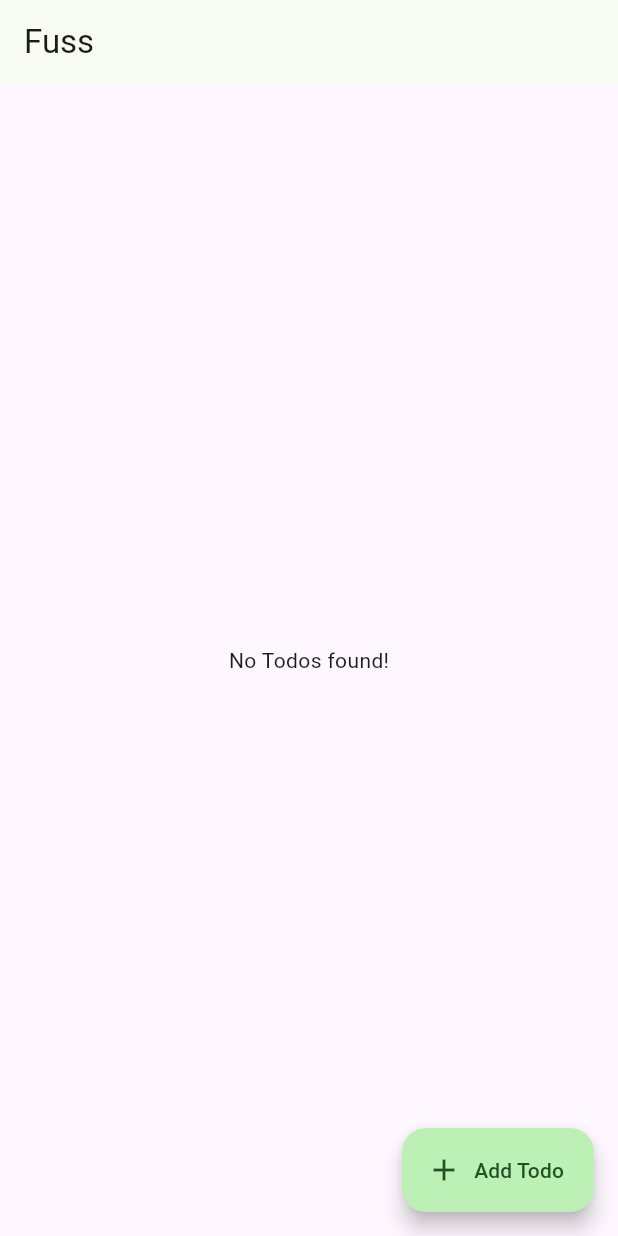
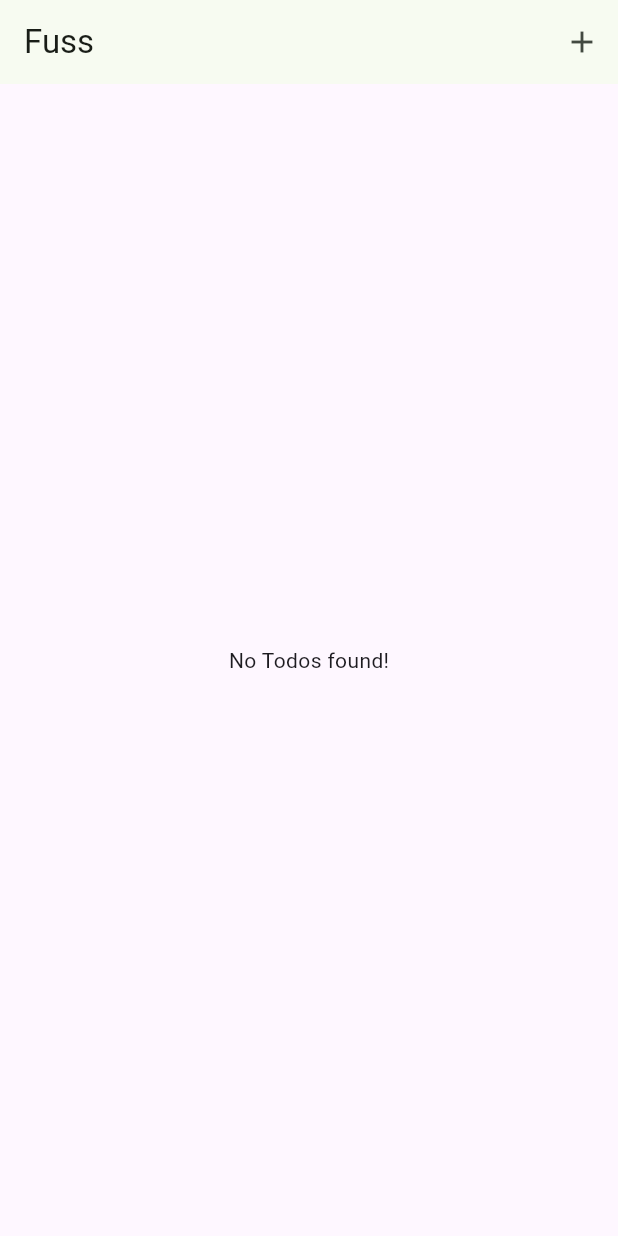
Before and after one commit to karokojnr/fuss, a Flutter app: the screen it shows after launch, on a phone screen of 412 x 824 dp. Run offline on Flutter 3.47's test engine with Material 2 defaults, Android fonts, the phone set to English and light mode, and no system bars; our stand-ins replace flutter_riverpod, freezed_annotation, go_router; missing offline and left inert: shortid.

Commit message:
ref: refactor:recycle:

```diff
--- a/lib/presentation/view/todos_list.dart
+++ b/lib/presentation/view/todos_list.dart
@@ -21,6 +21,15 @@ class TodosList extends ConsumerWidget {
         title: const Text(
           'Fuss',
         ),
+        actions: [
+          IconButton(
+            onPressed: () {
+              context.push('/todos/new');
+            },
+            icon: const Icon(Icons.add),
+            tooltip: 'Add Todo',
+          )
+        ],
       ),
       body: Column(
         children: [
@@ -46,14 +55,6 @@ class TodosList extends ConsumerWidget {
                 ])
         ],
       ),
-      floatingActionButton: FloatingActionButton.extended(
-        onPressed: () {
-          context.go('/todos/new');
-        },
-        icon: const Icon(Icons.add),
-        label: const Text('Add Todo'),
-        tooltip: 'Add Todo',
-      ),
     );
   }
 }
```
